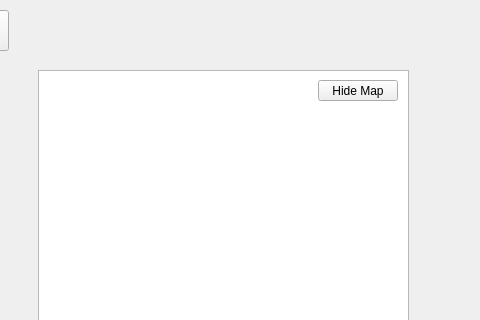
First picture: the form in mainwindow.ui, repository jjola00/FinalZork, before the edit; both pictures show x 102 to 582 and y 0 to 320 of the 702 by 575 pixel window.
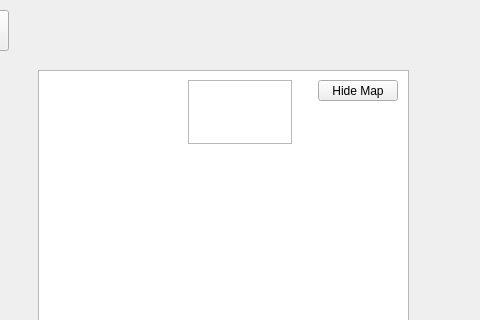
Second picture: the form after the edit.

What changed in the file:
```diff
--- a/mainwindow.ui
+++ b/mainwindow.ui
@@ -115,6 +115,16 @@
      <string>Hide Map</string>
     </property>
    </widget>
+   <widget class="QTextEdit" name="TestText">
+    <property name="geometry">
+     <rect>
+      <x>290</x>
+      <y>80</y>
+      <width>104</width>
+      <height>64</height>
+     </rect>
+    </property>
+   </widget>
   </widget>
   <widget class="QMenuBar" name="menubar">
    <property name="geometry">
```
